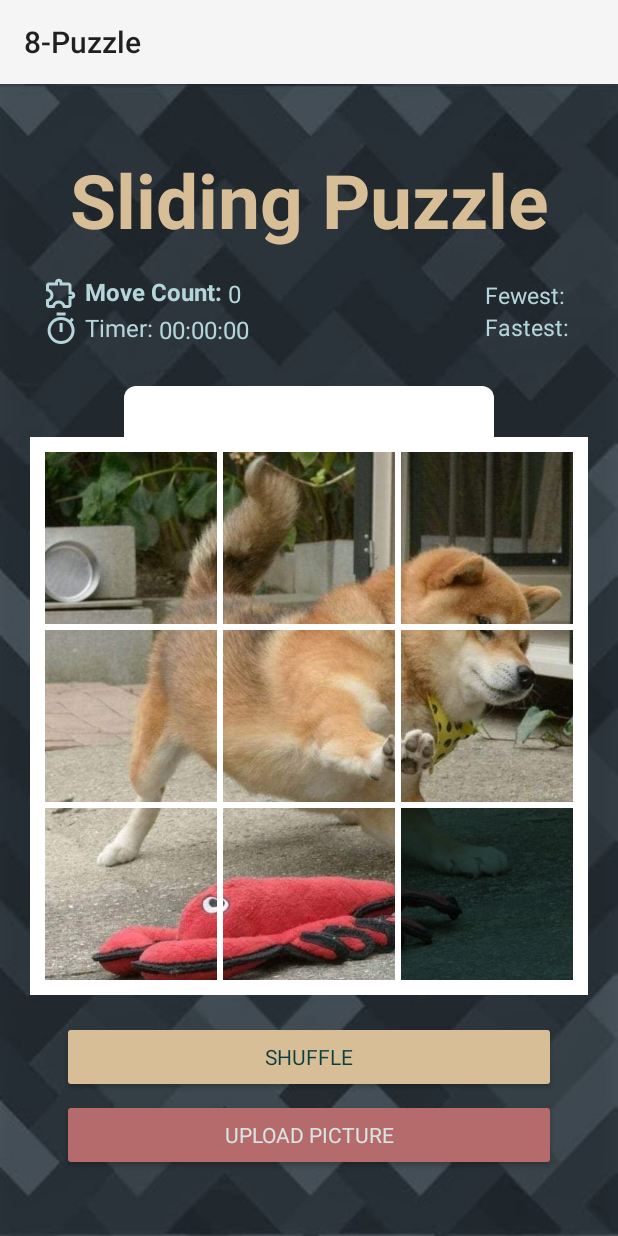
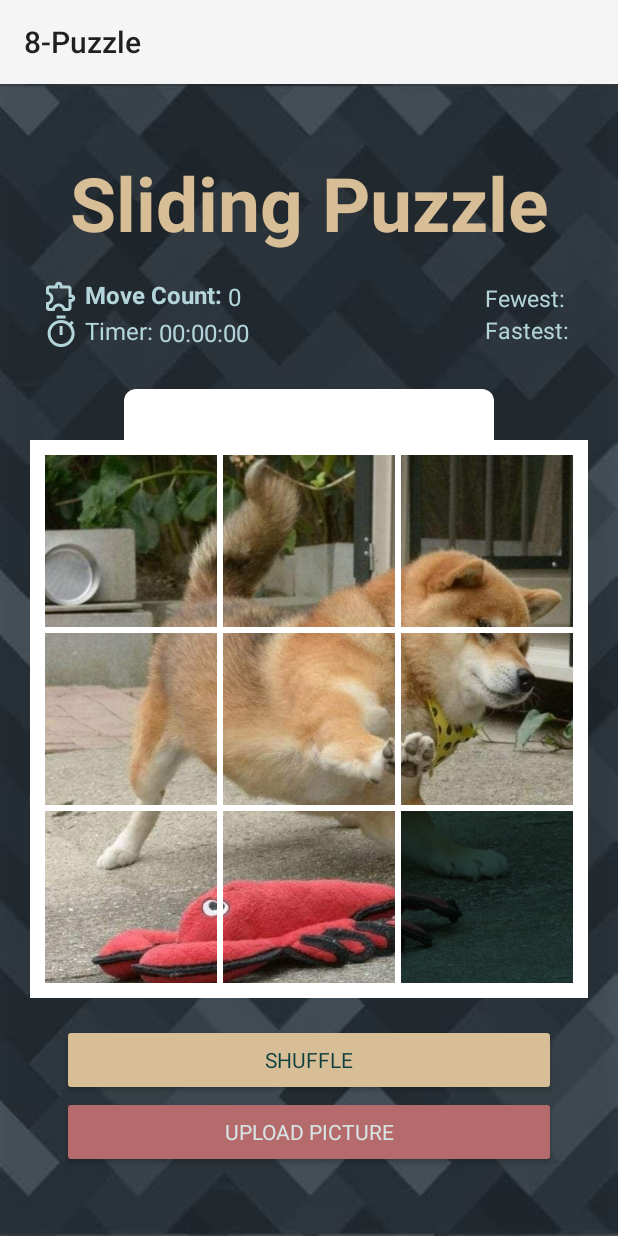
Before and after one commit to memgonzales/sliding-puzzle, an Android app: the screen it shows after launch (NPuzzleActivity), on a phone screen of 412 x 824 dp. Run offline under Robolectric (Android 15) with nearby library versions, the phone set to English and light mode, and no system bars; Roboto replaces fonts that are not available here.

Commit message:
Adjust vertical bias of bottom buttons

```diff
--- a/app/src/main/res/layout/activity_n_puzzle.xml
+++ b/app/src/main/res/layout/activity_n_puzzle.xml
@@ -203,7 +203,7 @@
             app:layout_constraintEnd_toStartOf="@+id/gl_right_button"
             app:layout_constraintStart_toStartOf="@+id/gl_left_button"
             app:layout_constraintTop_toBottomOf="@+id/cl_puzzle"
-            app:layout_constraintVertical_bias="0.25" />
+            app:layout_constraintVertical_bias="0.27" />
 
         <ProgressBar
             android:id="@+id/pb_shuffle"
@@ -229,7 +229,6 @@
             android:id="@+id/btn_upload"
             android:layout_width="0dp"
             android:layout_height="wrap_content"
-            android:layout_marginTop="4dp"
             android:backgroundTint="@color/btn_second"
             android:fontFamily="@font/cairo_bold"
             android:padding="8dp"
```
